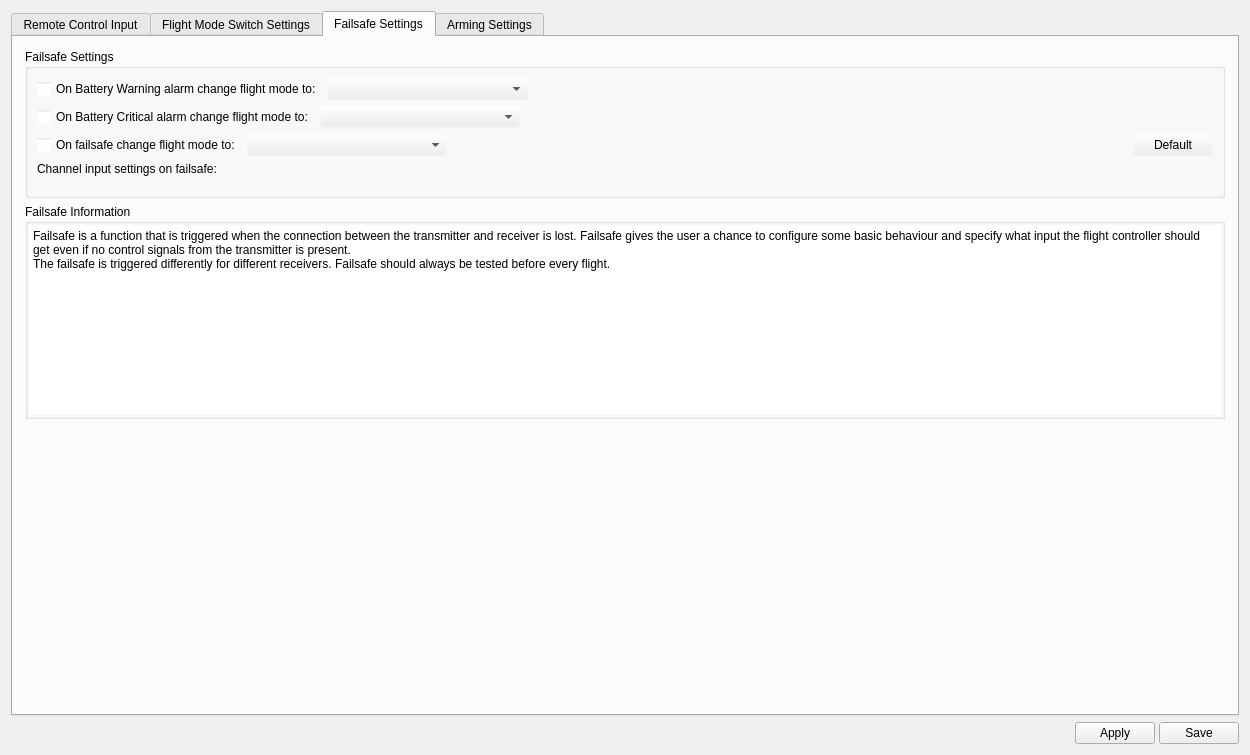
The window that ground/gcs/src/plugins/config/input.ui (librepilot/LibrePilot) describes before a commit, drawn with Qt 5.
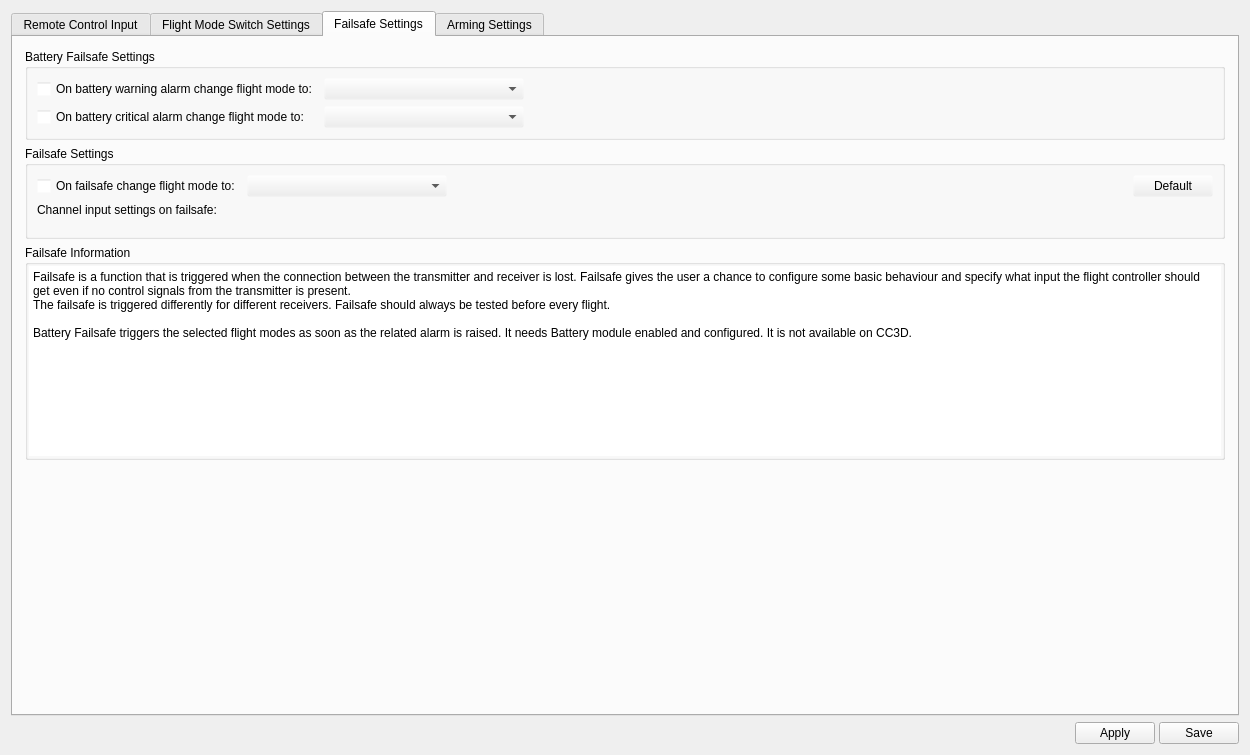
The same window after the commit. The open tabs and pages were chosen to show the change. Icons and pictures are not drawn.

```diff
--- a/ground/gcs/src/plugins/config/input.ui
+++ b/ground/gcs/src/plugins/config/input.ui
@@ -2337,11 +2337,11 @@
             <number>12</number>
            </property>
            <item>
-            <widget class="QGroupBox" name="groupBox_8">
+            <widget class="QGroupBox" name="groupBox_b8">
              <property name="title">
-              <string>Failsafe Settings</string>
+              <string>Battery Failsafe Settings</string>
              </property>
-             <layout class="QGridLayout" name="gridLayout_12">
+             <layout class="QGridLayout" name="gridLayout_b12">
               <property name="leftMargin">
                <number>9</number>
               </property>
@@ -2358,15 +2358,15 @@
                <number>6</number>
               </property>
               <item row="1" column="0">
-               <layout class="QHBoxLayout" name="horizontalLayout_b2">
-                <item>
+               <layout class="QGridLayout" name="horizontalLayout_b2">
+                <item row="1" column="0">
                  <widget class="QCheckBox" name="failsafeBatteryWarningFlightModeCb">
                   <property name="text">
-                   <string>On Battery Warning alarm change flight mode to:</string>
+                   <string>On battery warning alarm change flight mode to:</string>
                   </property>
                  </widget>
                 </item>
-                <item>
+                <item row="1" column="1">
                  <widget class="QComboBox" name="failsafeBatteryWarningFlightMode">
                   <property name="minimumSize">
                    <size>
@@ -2382,7 +2382,7 @@
                   </property>
                  </widget>
                 </item>
-                <item>
+                <item row="1" column="2">
                  <spacer name="horizontalSpacer_B28">
                   <property name="orientation">
                    <enum>Qt::Horizontal</enum>
@@ -2395,18 +2395,14 @@
                   </property>
                  </spacer>
                 </item>
-               </layout>
-              </item>
-              <item row="2" column="0">
-               <layout class="QHBoxLayout" name="horizontalLayout_b1">
-                <item>
+                <item row="2" column="0">
                  <widget class="QCheckBox" name="failsafeBatteryCriticalFlightModeCb">
                   <property name="text">
-                   <string>On Battery Critical alarm change flight mode to:</string>
+                   <string>On battery critical alarm change flight mode to:</string>
                   </property>
                  </widget>
                 </item>
-                <item>
+                <item row="2" column="1">
                  <widget class="QComboBox" name="failsafeBatteryCriticalFlightMode">
                   <property name="minimumSize">
                    <size>
@@ -2422,7 +2418,7 @@
                   </property>
                  </widget>
                 </item>
-                <item>
+                <item row="2" column="2">
                  <spacer name="horizontalSpacer_B18">
                   <property name="orientation">
                    <enum>Qt::Horizontal</enum>
@@ -2437,7 +2433,31 @@
                 </item>
                </layout>
               </item>
-              <item row="3" column="0">
+             </layout>
+            </widget>
+           </item>
+           <item>
+            <widget class="QGroupBox" name="groupBox_8">
+             <property name="title">
+              <string>Failsafe Settings</string>
+             </property>
+             <layout class="QGridLayout" name="gridLayout_12">
+              <property name="leftMargin">
+               <number>9</number>
+              </property>
+              <property name="topMargin">
+               <number>9</number>
+              </property>
+              <property name="rightMargin">
+               <number>9</number>
+              </property>
+              <property name="bottomMargin">
+               <number>9</number>
+              </property>
+              <property name="horizontalSpacing">
+               <number>6</number>
+              </property>
+              <item row="1" column="0">
                <layout class="QHBoxLayout" name="horizontalLayout_4">
                 <item>
                  <widget class="QCheckBox" name="failsafeFlightModeCb">
@@ -2491,14 +2511,14 @@
                 </item>
                </layout>
               </item>
-              <item row="5" column="0">
+              <item row="3" column="0">
                <layout class="QGridLayout" name="failsafeChannelsLayout">
                 <property name="topMargin">
                  <number>10</number>
                 </property>
                </layout>
               </item>
-              <item row="4" column="0">
+              <item row="2" column="0">
                <widget class="QLabel" name="label">
                 <property name="text">
                  <string>Channel input settings on failsafe:</string>
@@ -2548,7 +2568,9 @@
                 </property>
                 <property name="plainText">
                  <string>Failsafe is a function that is triggered when the connection between the transmitter and receiver is lost. Failsafe gives the user a chance to configure some basic behaviour and specify what input the flight controller should get even if no control signals from the transmitter is present.
-The failsafe is triggered differently for different receivers. Failsafe should always be tested before every flight.</string>
+The failsafe is triggered differently for different receivers. Failsafe should always be tested before every flight.
+
+Battery Failsafe triggers the selected flight modes as soon as the related alarm is raised. It needs Battery module enabled and configured. It is not available on CC3D.</string>
                 </property>
                 <property name="backgroundVisible">
                  <bool>false</bool>
```
Left out of the diff: 2 changed lines with no effect on the pictures.
